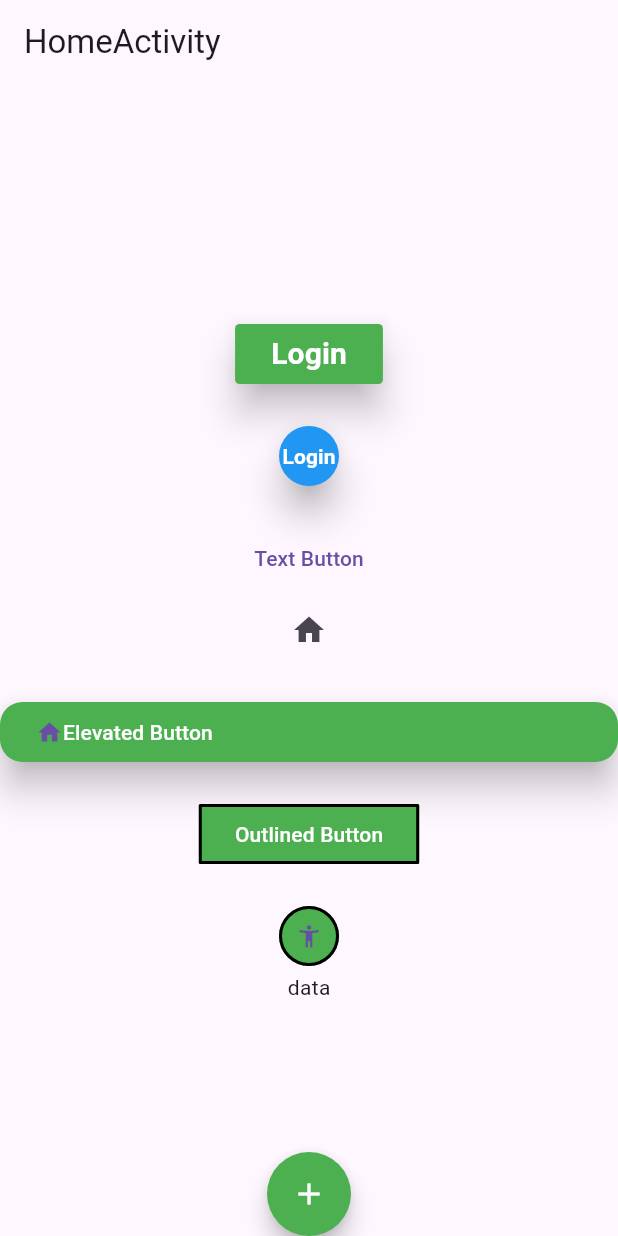
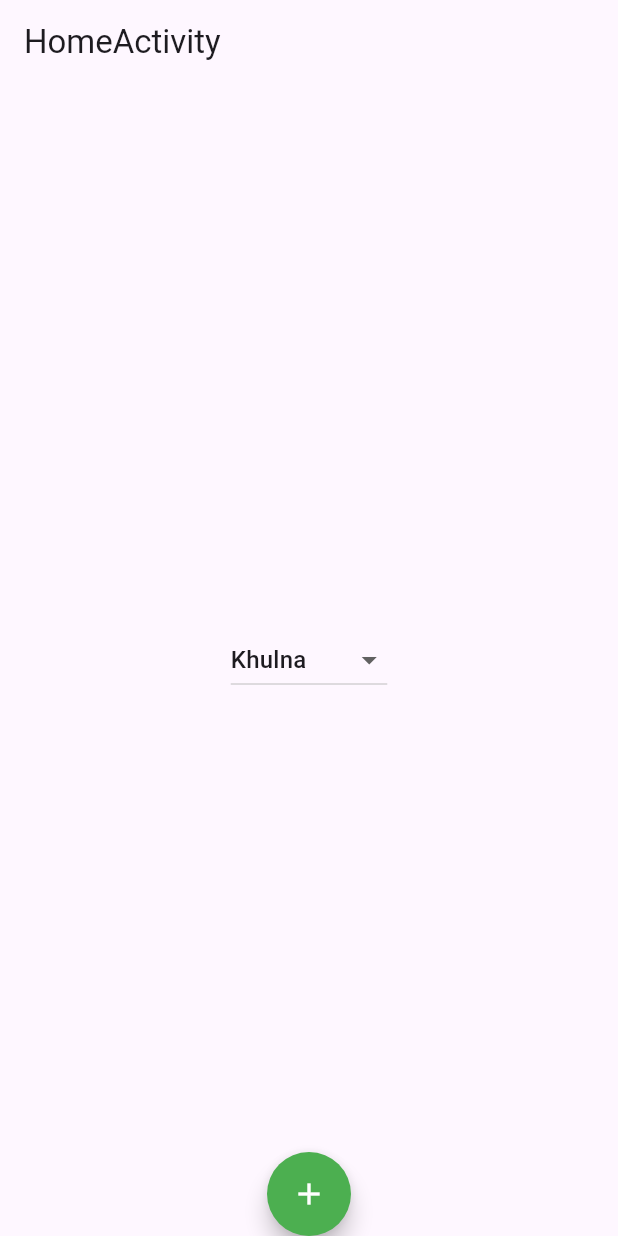
Before and after one commit to Shimon31/basic-Body-Design, a Flutter app: the screen it shows after launch, on a phone screen of 412 x 824 dp. Run offline on Flutter 3.47's test engine with Material 3 defaults, Android fonts, the phone set to English and light mode, and no system bars.

Commit message:
Dropdown button

```diff
--- a/lib/main.dart
+++ b/lib/main.dart
@@ -15,7 +15,16 @@ class myApp extends StatelessWidget {
 }
 
 class HomeActivity extends StatelessWidget {
-  const HomeActivity({super.key});
+  List<String> cityList = [
+    "Dhaka",
+    "Rajshahi",
+    "Khulna",
+    "Barishal",
+    "Chittagong",
+  ];
+  var selectedCity = "Khulna";
+
+  HomeActivity({super.key});
 
   @override
   Widget build(BuildContext context) {
@@ -27,131 +36,155 @@ class HomeActivity extends StatelessWidget {
           mainAxisAlignment: MainAxisAlignment.center,
 
           children: [
-            ElevatedButton(
-              onPressed: () {
+            DropdownButton(
+              value: selectedCity,
+              items:
+                  cityList.map((String item) {
+                    return DropdownMenuItem(value: item, child: Text(item));
+                  }).toList(),
+
+              onChanged: (item) {
                 print("Clicked Successfully");
               },
-              child: Text(
-                "Login",
-                style: TextStyle(
-                  color: Colors.white,
-                  fontWeight: FontWeight.bold,
-                  fontSize: 20,
-                ),
-              ),
-              style: ElevatedButton.styleFrom(
-                backgroundColor: Colors.green,
-                elevation: 10,
-                shape: RoundedRectangleBorder(
-                 borderRadius: BorderRadius.circular(3),
-                )
-              ),
+            ),
 
-            ),
-            SizedBox(height: 20,),
-
-            ElevatedButton(
-              onPressed: () {
-                print("Clicked Successfully");
-              },
-              child: Text("Login",style: TextStyle(color: Colors.white,fontWeight: FontWeight.bold),),
-              style: ElevatedButton.styleFrom(
-
-                backgroundColor: Colors.blue,
-                elevation: 10,
-                shape:CircleBorder(),
-
-              ),
-            ),
-            SizedBox(height: 20),
-
-            TextButton(onPressed: (){
-              print("Text Button Clicked Successfully");
-            }, child: Text("Text Button")),
-
-            IconButton(onPressed: (){
-              print("Icon Button Clicked Successfully");
-
-            },
-                icon: Icon(Icons.home),),
-
-            SizedBox(height: 20),
-
-            ElevatedButton(onPressed: (){
-              print("Elevated Button Clicked Successfully");
-
-            },
-                style: ElevatedButton.styleFrom(
-                  backgroundColor: Colors.green,
-                  elevation: 10,
-                  shape: RoundedRectangleBorder(
-                    borderRadius: BorderRadius.circular(15),
-                  )
-                ),
-                child:Row(
-
-              children: [
-                Icon(Icons.home),
-                Text("Elevated Button",style: TextStyle(color: Colors.white),),
-              ],
-            )),
-            SizedBox(height:20),
-
-            OutlinedButton(onPressed: (){
-              print("Outlined Button Clicked Successfully");
-            },
-
-                style: OutlinedButton.styleFrom(
-                  backgroundColor: Colors.green,
-                  side: BorderSide(color: Colors.black,width: 2),
-                  shape: RoundedRectangleBorder(
-                    borderRadius: BorderRadius.circular(1),
-                  )
-
-                ),
-                child: Text("Outlined Button",style: TextStyle(color: Colors.white),)),
-
-            SizedBox(height: 20,),
-
-            OutlinedButton(onPressed: (){
-              print("Outlined Button Clicked Successfully");
-            },
-
-                style: OutlinedButton.styleFrom(
-                    backgroundColor: Colors.green,
-                    side: BorderSide(color: Colors.black,width: 2),
-                    shape: CircleBorder(),
-
-                ),
-                child: Icon(Icons.accessibility_new_rounded),),
-
-
-   InkWell(
-     onTap: (){
-       print("InkWell Clicked Successfully");
-     },
-     onDoubleTap: (){
-       print("InkWell Double Clicked Successfully");
-     },
-  onLongPress: (){
-       print("InkWell Long Clicked Successfully");
-  },
-     child: Text("data"),
-   )
-
-
+            // ElevatedButton(
+            //   onPressed: () {
+            //     print("Clicked Successfully");
+            //   },
+            //   child: Text(
+            //     "Login",
+            //     style: TextStyle(
+            //       color: Colors.white,
+            //       fontWeight: FontWeight.bold,
+            //       fontSize: 20,
+            //     ),
+            //   ),
+            //   style: ElevatedButton.styleFrom(
+            //     backgroundColor: Colors.green,
+            //     elevation: 10,
+            //     shape: RoundedRectangleBorder(
+            //       borderRadius: BorderRadius.circular(3),
+            //     ),
+            //   ),
+            // ),
+            // SizedBox(height: 20),
+            //
+            // ElevatedButton(
+            //   onPressed: () {
+            //     print("Clicked Successfully");
+            //   },
+            //   child: Text(
+            //     "Login",
+            //     style: TextStyle(
+            //       color: Colors.white,
+            //       fontWeight: FontWeight.bold,
+            //     ),
+            //   ),
+            //   style: ElevatedButton.styleFrom(
+            //     backgroundColor: Colors.blue,
+            //     elevation: 10,
+            //     shape: CircleBorder(),
+            //   ),
+            // ),
+            // SizedBox(height: 20),
+            //
+            // TextButton(
+            //   onPressed: () {
+            //     print("Text Button Clicked Successfully");
+            //   },
+            //   child: Text("Text Button"),
+            // ),
+            //
+            // IconButton(
+            //   onPressed: () {
+            //     print("Icon Button Clicked Successfully");
+            //   },
+            //   icon: Icon(Icons.home),
+            // ),
+            //
+            // SizedBox(height: 20),
+            //
+            // ElevatedButton(
+            //   onPressed: () {
+            //     print("Elevated Button Clicked Successfully");
+            //   },
+            //   style: ElevatedButton.styleFrom(
+            //     backgroundColor: Colors.green,
+            //     elevation: 10,
+            //     shape: RoundedRectangleBorder(
+            //       borderRadius: BorderRadius.circular(15),
+            //     ),
+            //   ),
+            //   child: Row(
+            //     children: [
+            //       Icon(Icons.home),
+            //       Text(
+            //         "Elevated Button",
+            //         style: TextStyle(color: Colors.white),
+            //       ),
+            //     ],
+            //   ),
+            // ),
+            // SizedBox(height: 20),
+            //
+            // OutlinedButton(
+            //   onPressed: () {
+            //     print("Outlined Button Clicked Successfully");
+            //   },
+            //
+            //   style: OutlinedButton.styleFrom(
+            //     backgroundColor: Colors.green,
+            //     side: BorderSide(color: Colors.black, width: 2),
+            //     shape: RoundedRectangleBorder(
+            //       borderRadius: BorderRadius.circular(1),
+            //     ),
+            //   ),
+            //   child: Text(
+            //     "Outlined Button",
+            //     style: TextStyle(color: Colors.white),
+            //   ),
+            // ),
+            //
+            // SizedBox(height: 20),
+            //
+            // OutlinedButton(
+            //   onPressed: () {
+            //     print("Outlined Button Clicked Successfully");
+            //   },
+            //
+            //   style: OutlinedButton.styleFrom(
+            //     backgroundColor: Colors.green,
+            //     side: BorderSide(color: Colors.black, width: 2),
+            //     shape: CircleBorder(),
+            //   ),
+            //   child: Icon(Icons.accessibility_new_rounded),
+            // ),
+            //
+            // InkWell(
+            //   onTap: () {
+            //     print("InkWell Clicked Successfully");
+            //   },
+            //   onDoubleTap: () {
+            //     print("InkWell Double Clicked Successfully");
+            //   },
+            //   onLongPress: () {
+            //     print("InkWell Long Clicked Successfully");
+            //   },
+            //   child: Text("data"),
+            // ),
           ],
         ),
       ),
 
-      floatingActionButton: FloatingActionButton(onPressed: (){},
-      child: Icon(Icons.add),
+      floatingActionButton: FloatingActionButton(
+        onPressed: () {},
+        child: Icon(Icons.add),
         shape: CircleBorder(),
         foregroundColor: Colors.white,
         backgroundColor: Colors.green,
       ),
       floatingActionButtonLocation: FloatingActionButtonLocation.centerDocked,
-
     );
   }
 }
```
